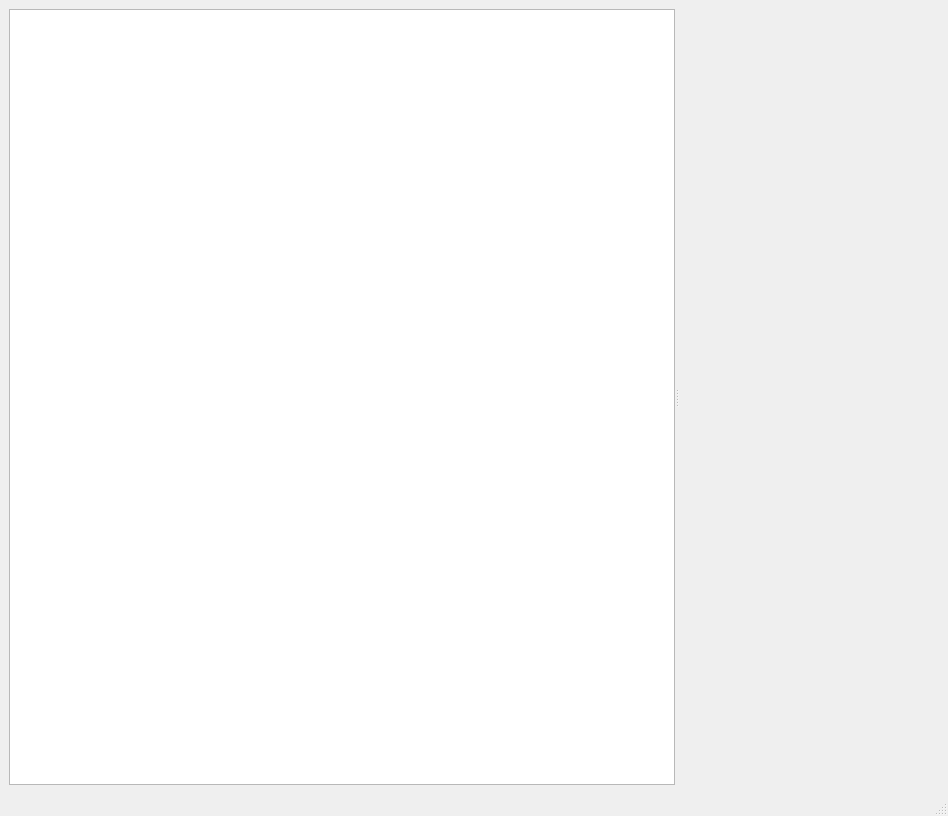
Folcogh/DocRider, file UI/MainWindow.ui: the form before one commit.
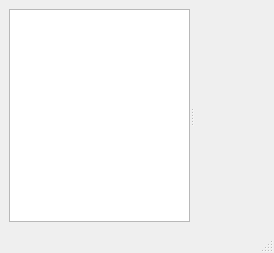
The form after the commit.

Diff of the .ui file:
```diff
--- a/UI/MainWindow.ui
+++ b/UI/MainWindow.ui
@@ -6,8 +6,8 @@
    <rect>
     <x>0</x>
     <y>0</y>
-    <width>948</width>
-    <height>816</height>
+    <width>274</width>
+    <height>253</height>
    </rect>
   </property>
   <property name="windowTitle">
```
Left out of the diff: 2 changed lines with no effect on the pictures.
